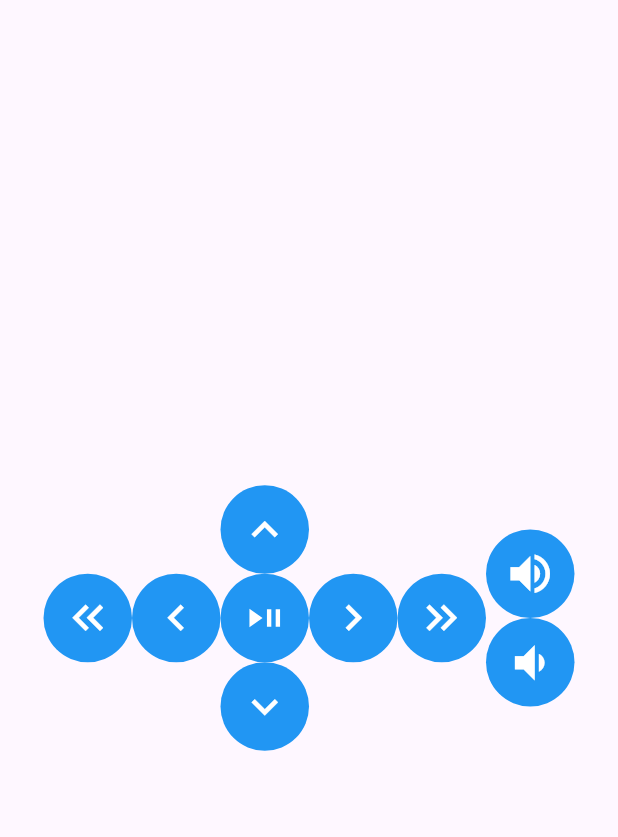
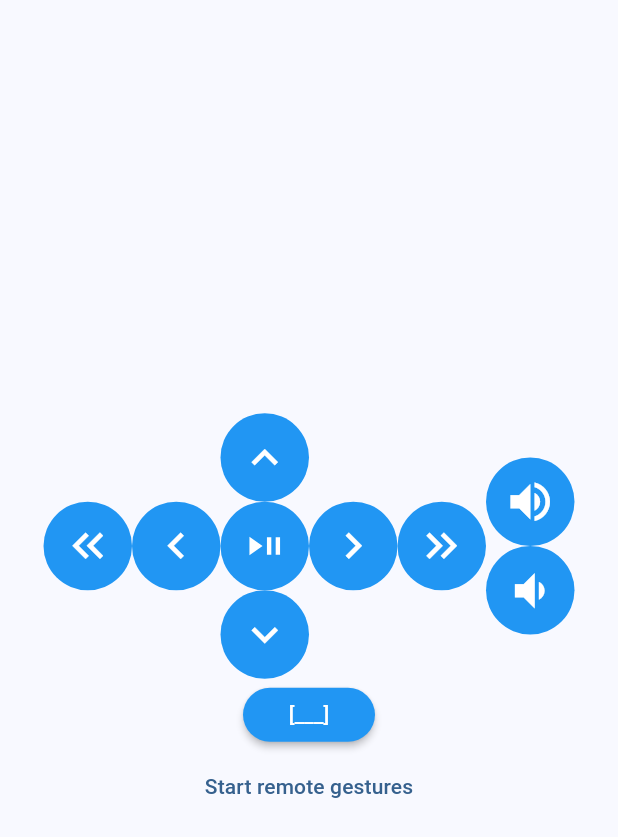
Before and after one commit to Neuxtron/without-remote-client, a Flutter app: the screen it shows after launch, on a phone screen of 412 x 824 dp. Shown: the top 837 px of the screen. Run offline on Flutter 3.47's test engine with Material 3 defaults, Android fonts, the light colour scheme and no system bars; our stand-ins replace flutter_svg, socket_io_client; missing offline and left inert: screen_brightness; network calls fail.

Commit message:
experiment: remote gestures

```diff
--- a/lib/features/home/views/home_page.dart
+++ b/lib/features/home/views/home_page.dart
@@ -2,6 +2,7 @@ import 'package:flutter/material.dart';
 import 'package:flutter_svg/svg.dart';
 import 'package:without_remote_client/core/services/socket_service.dart';
 import 'package:without_remote_client/core/themes/app_colors.dart';
+import 'package:without_remote_client/routes/app_routes.dart';
 
 class HomePage extends StatefulWidget {
   const HomePage({super.key});
@@ -26,7 +27,10 @@ class _HomePageState extends State<HomePage> {
     // IDEA: ping display
     return Scaffold(
       body: Center(
-        child: Row(
+        child: Column(
+          mainAxisAlignment: MainAxisAlignment.center,
+          children: [
+            Row(
               mainAxisAlignment: MainAxisAlignment.center,
               children: [
                 _RoundedButton(
@@ -105,6 +109,27 @@ class _HomePageState extends State<HomePage> {
                 ),
               ],
             ),
+            MaterialButton(
+              onPressed: _socketService.space,
+              shape: RoundedRectangleBorder(
+                borderRadius: BorderRadiusGeometry.circular(999),
+              ),
+              color: AppColors.primary,
+              textColor: Colors.white,
+              child: const Text("[___]"),
+            ),
+            TextButton(
+              onPressed: () {
+                Navigator.pushNamed(
+                  context,
+                  AppRoutes.remoteGestures,
+                  arguments: {"socketService": _socketService},
+                );
+              },
+              child: const Text("Start remote gestures"),
+            ),
+          ],
+        ),
       ),
     );
   }
--- a/lib/main.dart
+++ b/lib/main.dart
@@ -1,4 +1,5 @@
 import 'package:flutter/material.dart';
+import 'package:without_remote_client/core/themes/app_colors.dart';
 import 'package:without_remote_client/routes/app_routes.dart';
 
 void main() {
@@ -13,6 +14,12 @@ class WithoutRemoteApp extends StatelessWidget {
     return MaterialApp(
       debugShowCheckedModeBanner: false,
       title: "Without Remote Client",
+      theme: ThemeData(
+        useMaterial3: true,
+        colorScheme: ColorScheme.fromSeed(
+          seedColor: AppColors.primary,
+        ),
+      ),
       // TODO: theme
       initialRoute: "/",
       routes: AppRoutes.routes,
--- a/pubspec.yaml
+++ b/pubspec.yaml
@@ -36,6 +36,7 @@ dependencies:
   cupertino_icons: ^1.0.8
   socket_io_client: ^3.1.2
   flutter_svg: ^2.2.1
+  screen_brightness: ^2.1.7
 
 dev_dependencies:
   flutter_test:
```
Also changed, not shown: lib/core/services/socket_service.dart (+8 -0 lines), lib/features/remote_gestures/remote_gestures_page.dart (added, +135 -0 lines), lib/routes/app_routes.dart (+7 -0 lines), pubspec.lock, 3 other files. Lines whose indentation alone changed are shown as unchanged.
